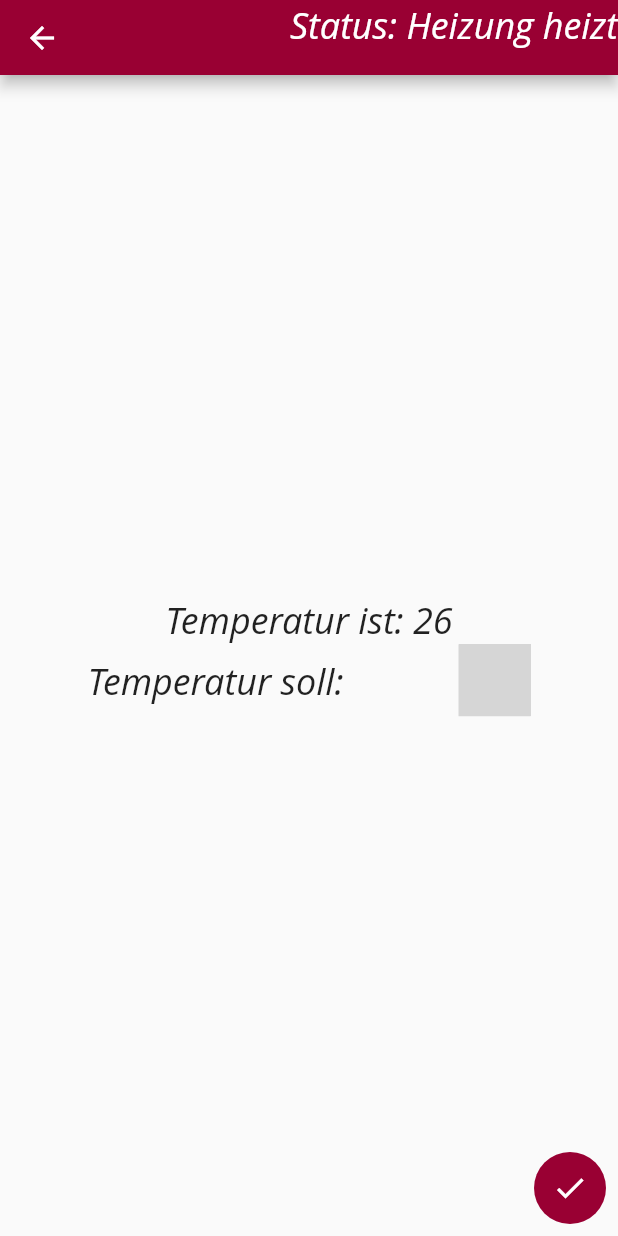
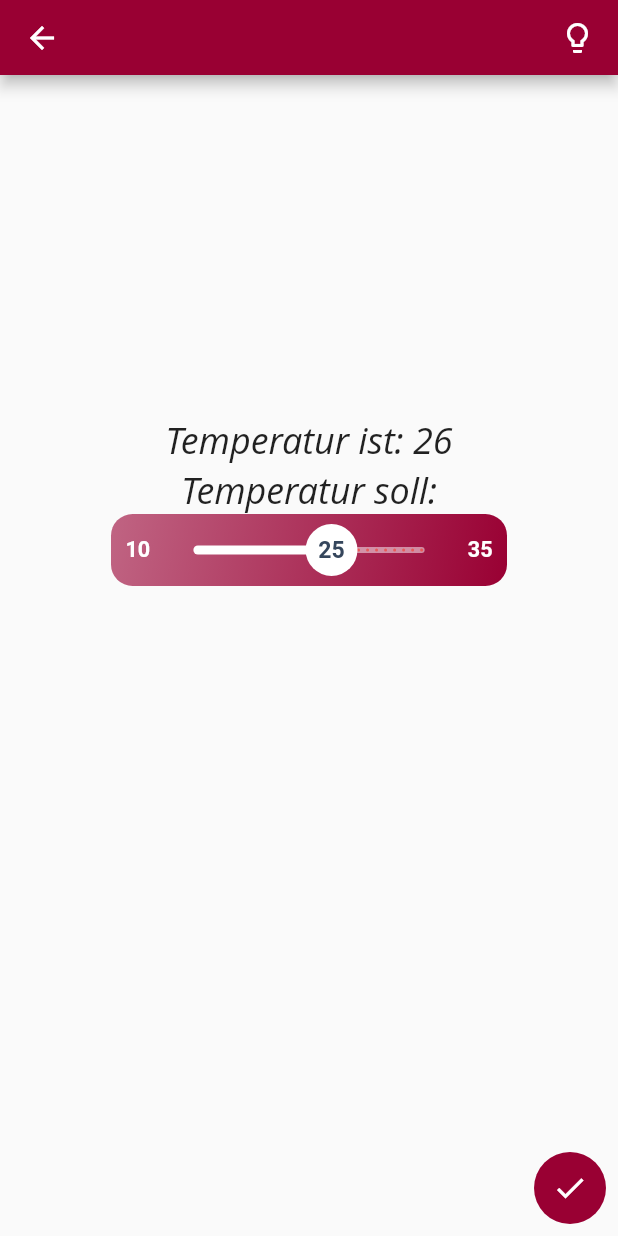
Before and after one commit to Wunderbaeumchen99817/haus_steuerung, a Flutter app: the CustomPage screen opened directly with empty values, on a phone screen of 412 x 824 dp. Run offline on Flutter 3.47's test engine with Material 2 defaults, Android fonts, the phone set to English and light mode, and no system bars; Roboto replaces fonts that are missing (Open Sans); grey boxes are pictures that could not be loaded.

Commit message:
- modifying the custom page

```diff
--- a/lib/custom_widgets/custom_bar.dart
+++ b/lib/custom_widgets/custom_bar.dart
@@ -1,22 +1,24 @@
 import 'package:flutter/material.dart';
-import 'package:haus_steuerung/custom_widgets/custom_text.dart';
 
 class CustomBar extends StatelessWidget implements PreferredSizeWidget{
   final title;
   final status;
   CustomBar({@required this.title, @required this.status});
-  var state;
+  var icon;
   @override
   Widget build(BuildContext context) {
     if (this.status) {
-      state = "Heizung heizt";
+      icon = Icon(Icons.highlight);
     } else {
-      state = "Heizung ist aus";
+      icon = Icon(Icons.lightbulb_outline);
     }
     return AppBar(
       title: this.title,
       actions: [
-        customText("Status: $state")
+        Padding(
+          padding: const EdgeInsets.fromLTRB(0,0,15,0),
+          child: icon,
+        )
       ],
     );
   }
--- /dev/null
+++ b/lib/custom_widgets/custom_slider.dart
@@ -0,0 +1,118 @@
+import 'package:flutter/material.dart';
+import 'package:haus_steuerung/custom_widgets/custom_thumb.dart';
+
+class CustomSliderWidget extends StatefulWidget {
+  final double sliderHeight;
+  final int min;
+  final int max;
+  final fullWidth;
+  int val;
+  final state;
+  final Function onChanged;
+  final divisions;
+
+  CustomSliderWidget(
+      {this.sliderHeight = 48,
+        @required this.max,
+        @required this.min,
+        this.fullWidth = false,
+        @required this.val,
+        this.state = false,
+        this.onChanged,
+        @required this.divisions});
+
+  @override
+  _SliderWidgetState createState() => _SliderWidgetState();
+}
+
+class _SliderWidgetState extends State<CustomSliderWidget> {
+  @override
+  Widget build(BuildContext context) {
+    double paddingFactor = .2;
+
+    if (this.widget.fullWidth) paddingFactor = .3;
+
+    return Container(
+      width: this.widget.fullWidth
+          ? double.infinity
+          : (this.widget.sliderHeight) * 5.5,
+      height: (this.widget.sliderHeight),
+      decoration: new BoxDecoration(
+        borderRadius: new BorderRadius.all(
+          Radius.circular((this.widget.sliderHeight * .3)),
+        ),
+        gradient: new LinearGradient(
+            colors: [
+              const Color.fromRGBO(153, 0, 51, 0.6),
+              Theme.of(context).primaryColor,
+            ],
+            begin: const FractionalOffset(0.0, 0.0),
+            end: const FractionalOffset(1.0, 1.00),
+            stops: [0.0, 1.0],
+            tileMode: TileMode.clamp),
+      ),
+      child: Padding(
+        padding: EdgeInsets.fromLTRB(this.widget.sliderHeight * paddingFactor,
+            2, this.widget.sliderHeight * paddingFactor, 2),
+        child: Row(
+          children: <Widget>[
+            Text(
+              '${this.widget.min.toInt()}',
+              textAlign: TextAlign.center,
+              style: TextStyle(
+                fontSize: this.widget.sliderHeight * .3,
+                fontWeight: FontWeight.w700,
+                color: Colors.white,
+
+              ),
+            ),
+            SizedBox(
+              width: this.widget.sliderHeight * .1,
+            ),
+            Expanded(
+              child: Center(
+                child: SliderTheme(
+                  data: SliderTheme.of(context).copyWith(
+                    activeTrackColor: Colors.white.withOpacity(1),
+                    inactiveTrackColor: Colors.white.withOpacity(.5),
+
+                    trackHeight: 4.0,
+                    thumbColor: Color.fromRGBO(53, 70, 92, 1),
+                    thumbShape: CustomSliderThumbCircle(
+                      thumbRadius: this.widget.sliderHeight * .4,
+                      min: this.widget.min.toInt(),
+                      max: this.widget.max.toInt(),
+                    ),
+                    overlayColor: Colors.white.withOpacity(.4),
+                    //valueIndicatorColor: Colors.white,
+                    activeTickMarkColor: Colors.white,
+                    inactiveTickMarkColor: Colors.red.withOpacity(.7),
+                  ),
+                  child: Slider(
+                      divisions: this.widget.divisions,
+                      min: this.widget.min.toDouble(),
+                      max: this.widget.max.toDouble(),
+                      value: this.widget.val.toDouble(),
+                      onChanged: this.widget.onChanged
+                  ),
+                ),
+              ),
+            ),
+            SizedBox(
+              width: this.widget.sliderHeight * .1,
+            ),
+            Text(
+              '${this.widget.max.toInt()}',
+              textAlign: TextAlign.center,
+              style: TextStyle(
+                fontSize: this.widget.sliderHeight * .3,
+                fontWeight: FontWeight.w700,
+                color: Colors.white,
+              ),
+            ),
+          ],
+        ),
+      ),
+    );
+  }
+}
--- /dev/null
+++ b/lib/custom_widgets/custom_thumb.dart
@@ -0,0 +1,64 @@
+import 'package:flutter/material.dart';
+
+class CustomSliderThumbCircle extends SliderComponentShape {
+  final double thumbRadius;
+  final int min;
+  final int max;
+
+  const CustomSliderThumbCircle({
+    @required this.thumbRadius,
+    this.min = 0,
+    this.max = 10,
+  });
+
+  @override
+  Size getPreferredSize(bool isEnabled, bool isDiscrete) {
+    return Size.fromRadius(thumbRadius);
+  }
+
+  @override
+  void paint(
+      PaintingContext context,
+      Offset center, {
+        Animation<double> activationAnimation,
+        Animation<double> enableAnimation,
+        bool isDiscrete,
+        TextPainter labelPainter,
+        RenderBox parentBox,
+        SliderThemeData sliderTheme,
+        TextDirection textDirection,
+        double value,
+        double textScaleFactor,
+        Size sizeWithOverflow,
+      }) {
+    final Canvas canvas = context.canvas;
+
+    final paint = Paint()
+      ..color = Colors.white //Thumb Background Color
+      ..style = PaintingStyle.fill;
+
+    TextSpan span = new TextSpan(
+      style: new TextStyle(
+        fontSize: thumbRadius * .8,
+        fontWeight: FontWeight.w700,
+        color: sliderTheme.thumbColor, //Text Color of Value on Thumb
+      ),
+      text: getValue(value),
+    );
+
+    TextPainter tp = new TextPainter(
+        text: span,
+        textAlign: TextAlign.center,
+        textDirection: TextDirection.ltr);
+    tp.layout();
+    Offset textCenter =
+    Offset(center.dx - (tp.width / 2), center.dy - (tp.height / 2));
+
+    canvas.drawCircle(center, thumbRadius * .9, paint);
+    tp.paint(canvas, textCenter);
+  }
+
+  String getValue(double value) {
+    return (min+(max-min)*value).round().toString();
+  }
+}
--- a/lib/extensions/raspi.dart
+++ b/lib/extensions/raspi.dart
@@ -4,6 +4,7 @@ class Raspi {
     ///todo
     ///implement http post
     try {
+      print(title);
       print(tempS);
       return true;
     } catch (e) {
@@ -16,7 +17,7 @@ class Raspi {
     ///get current values from raspi
     try {
       ///return state, temperature soll, temperature ist
-      bool state = true;
+      bool state = false;
       int temperatureS = 25;
       int temperatureI = 26;
       return [temperatureS, temperatureI, state];
--- a/lib/pages/custom_page.dart
+++ b/lib/pages/custom_page.dart
@@ -1,9 +1,9 @@
 import 'package:flutter/material.dart';
-import 'package:numberpicker/numberpicker.dart';
 
 import 'package:haus_steuerung/main.dart';
 import 'package:haus_steuerung/custom_widgets/custom_text.dart';
 import 'package:haus_steuerung/custom_widgets/custom_bar.dart';
+import 'package:haus_steuerung/custom_widgets/custom_slider.dart';
 
 class CustomPage extends StatefulWidget {
   final title;
@@ -19,7 +19,7 @@ class CustomPageState extends State<CustomPage> {
   int tempIst = 0;
   bool state = true;
 
-  void initState() async {
+  void initState() {
     super.initState();
     raspiInit();
   }
@@ -30,6 +30,7 @@ class CustomPageState extends State<CustomPage> {
       setState(() {
         tempSoll = output[0];
         tempIst = output[1];
+        print(tempIst);
         state = output[2];
       });
     } ///todo error catch
@@ -57,6 +58,15 @@ class CustomPageState extends State<CustomPage> {
       },
     );
   }
+
+  _sendAndClose() async {
+    var answer = await raspiHandler.send(this.widget.title, tempSoll);
+    if (answer) {
+      Navigator.pop(context);
+    } else {
+      _failureDialog();
+    }
+  }
   @override
   Widget build(BuildContext context) {
     return Scaffold(
@@ -72,23 +82,19 @@ class CustomPageState extends State<CustomPage> {
                 children: <Widget>[
                   Spacer(),
                   customText("Temperatur ist: $tempIst"),
-                  Row(
-                    mainAxisAlignment: MainAxisAlignment.spaceAround,
-                    children: [
-                      customText("Temperatur soll:"),
-                      NumberPicker.integer(
-                        minValue: 0,
-                        maxValue: 40,
-                        initialValue: tempIst,
-                        onChanged: (newVal) {
-                          setState(() {
-                            tempSoll = newVal;
-                          });
-                        },
-                      )
-                    ]
+                  customText("Temperatur soll:"),
+                  CustomSliderWidget(
+                    min: 10,
+                    max: 35,
+                    divisions: 25,
+                    val: tempSoll,
+                    onChanged: (newVal) {
+                      setState(() {
+                        tempSoll = newVal.toInt();
+                      });
+                    },
                   ),
-                  Spacer()
+                  Spacer(flex: 2,)
                 ],
               )
           )
@@ -104,14 +110,7 @@ class CustomPageState extends State<CustomPage> {
               icon: Icon(Icons.check),
               tooltip: "Speichern",
               color: Colors.white,
-              onPressed: () => () async {
-                var answer = await raspiHandler.send(this.widget.title, tempSoll);
-                if (answer) {
-                  Navigator.pop(context);
-                } else {
-                  _failureDialog();
-                }
-              }
+              onPressed: _sendAndClose
             ),
           ),
         ],
--- a/lib/pages/room_overview.dart
+++ b/lib/pages/room_overview.dart
@@ -33,8 +33,15 @@ class RoomPageState extends State<RoomPage> {
               shape: RoundedRectangleBorder(
                 borderRadius: BorderRadius.circular(15.0),
               ),
+              elevation: 1.5,
               child: ListTile(
-                title: customText(rooms[index]),
+                title: Text(rooms[index],
+                  style: TextStyle(
+                    fontSize: 30,
+                    fontStyle: FontStyle.italic,
+                    fontFamily: "Open Sans",
+                  ),
+                ),
                 onLongPress: () async {
                   await Navigator.push(context,
                       MaterialPageRoute(
--- a/pubspec.yaml
+++ b/pubspec.yaml
@@ -24,7 +24,7 @@ dependencies:
   flutter:
     sdk: flutter
 
-  numberpicker: ^1.2.1
+
   # The following adds the Cupertino Icons font to your application.
   # Use with the CupertinoIcons class for iOS style icons.
   cupertino_icons: ^0.1.3
```
Also changed, not shown: pubspec.lock.
